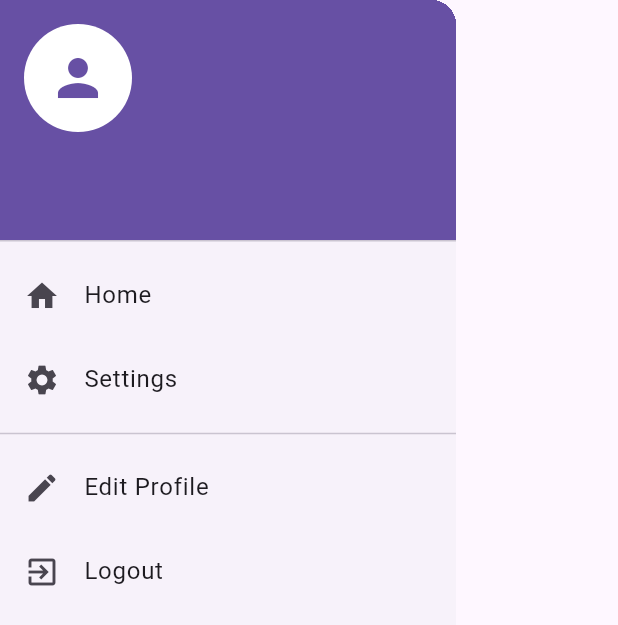
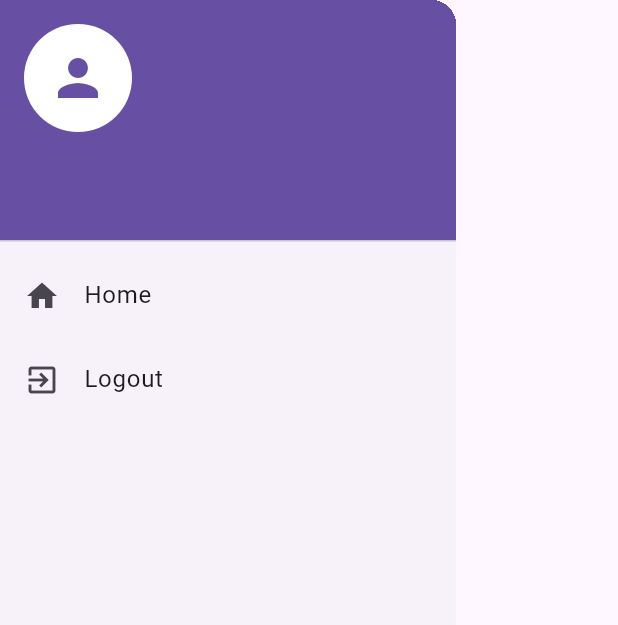
Before and after one commit to abhishekib/expense_tracker, a Flutter app: the MainDrawer widget shown alone on an empty page, opened directly, on a phone screen of 412 x 824 dp. Shown: the top 625 px of the screen. Run offline on Flutter 3.47's test engine with Material 3 defaults, Android fonts, the phone set to English and light mode, and no system bars; our stand-ins replace cloud_firestore, csv, firebase_auth, firebase_core, fl_chart, google_sign_in; accounts and stored records are empty.

```diff
--- a/lib/screens/profile_edit_screen.dart
+++ b/lib/screens/profile_edit_screen.dart
@@ -1,7 +1,5 @@
-import 'package:expense_tracker/providers/auth_provider.dart';
 import 'package:firebase_auth/firebase_auth.dart' show FirebaseAuth;
 import 'package:flutter/material.dart';
-import 'package:provider/provider.dart';
 
 class ProfileEditScreen extends StatefulWidget {
   @override
--- a/lib/widgets/main_drawer.dart
+++ b/lib/widgets/main_drawer.dart
@@ -1,11 +1,10 @@
 import 'dart:developer';
 
-import 'package:expense_tracker/screens/profile_edit_screen.dart';
+import 'package:expense_tracker/providers/auth_provider.dart';
+import 'package:expense_tracker/screens/auth/login_screen.dart';
+import 'package:firebase_auth/firebase_auth.dart' show FirebaseAuth;
 import 'package:flutter/material.dart';
 import 'package:provider/provider.dart';
-import 'package:firebase_auth/firebase_auth.dart' show FirebaseAuth;
-import 'package:expense_tracker/providers/auth_provider.dart';
-import 'package:expense_tracker/screens/auth/login_screen.dart';
 
 class MainDrawer extends StatelessWidget {
   @override
@@ -46,7 +45,7 @@ class MainDrawer extends StatelessWidget {
             title: Text('Home'),
             onTap: () => Navigator.pop(context),
           ),
-          ListTile(
+          /* ListTile(
             leading: Icon(Icons.settings),
             title: Text('Settings'),
             onTap: () => Navigator.pop(context),
@@ -62,7 +61,7 @@ class MainDrawer extends StatelessWidget {
                 MaterialPageRoute(builder: (ctx) => ProfileEditScreen()),
               );
             },
-          ),
+          ), */
           ListTile(
             leading: Icon(Icons.exit_to_app),
             title: Text('Logout'),
```
Also changed, not shown: 1 other file.
